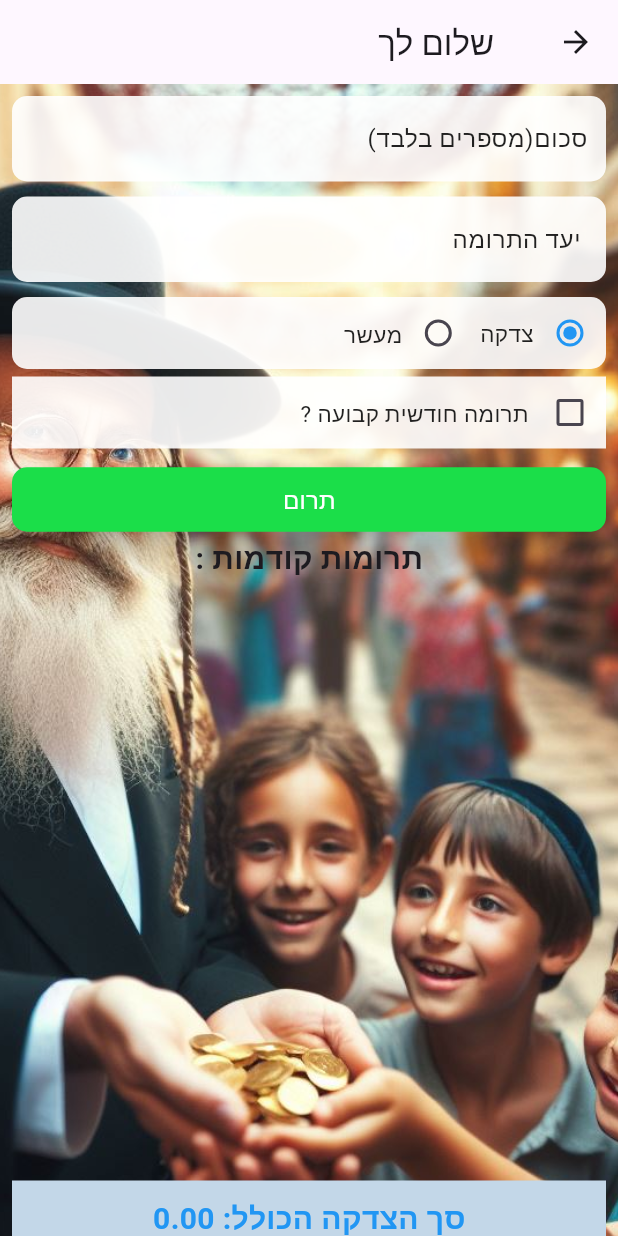
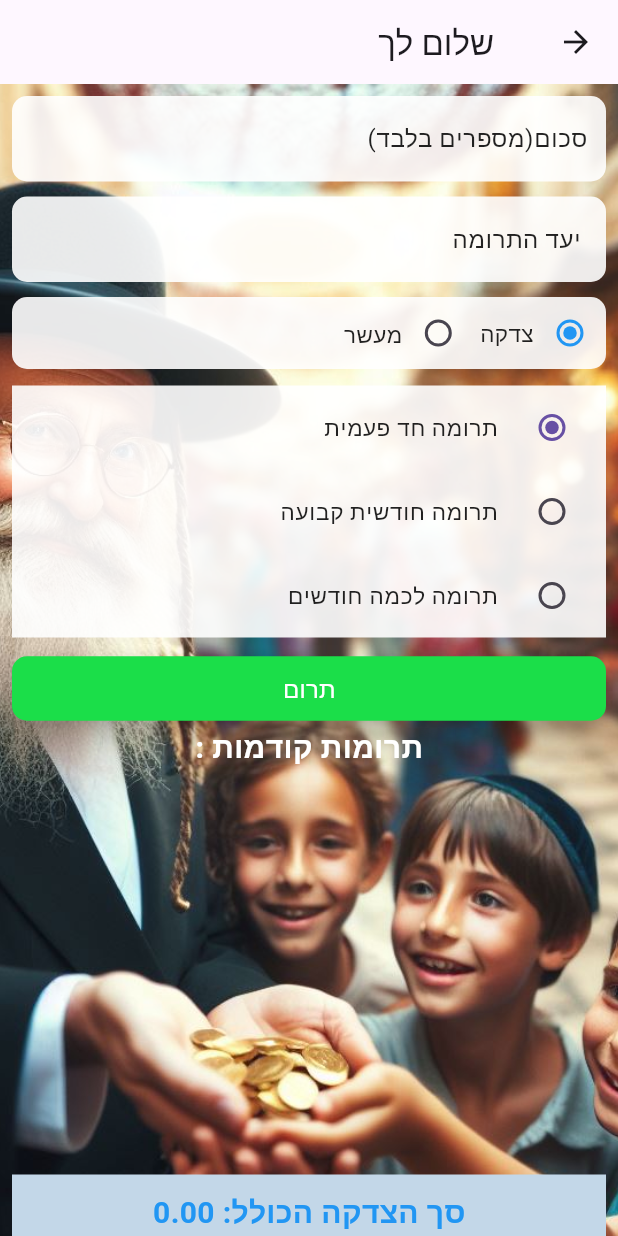
Before and after one commit to mendi-cohen/final-project-in-flutter, a Flutter app: the CharidyWidget screen opened directly with empty values, on a phone screen of 412 x 824 dp. Run offline on Flutter 3.47's test engine with Material 3 defaults, Android fonts, the phone set to English and light mode, and no system bars; network calls fail.

Commit message:
הוספת יכולות לצדקה

```diff
--- a/lib/MainPage/charidy.dart
+++ b/lib/MainPage/charidy.dart
@@ -7,6 +7,7 @@ import 'dart:convert';
 import '../Services/All.dart';
 import '../Services/Dialog.dart';
 import '../Services/deleted.dart';
+import '../MonthPickerWidget.dart';
 
 class CharidyWidget extends StatefulWidget {
   final Map<String, dynamic> userData;
@@ -18,9 +19,10 @@ class CharidyWidget extends StatefulWidget {
 class _CharidyWidgetState extends State<CharidyWidget> {
   final TextEditingController _amountController = TextEditingController();
   final TextEditingController _sourceController = TextEditingController();
-  bool _isMonthly = false;
   bool _isMaaserSelected = false;
   List<dynamic> dataList = [];
+  String? _selectedOption = 'חד פעמי';
+  String? _selectedMonth;
 
   Widget _buildTextField({
     required TextEditingController controller,
@@ -87,7 +89,13 @@ class _CharidyWidgetState extends State<CharidyWidget> {
     );
     return;
   }
-    final isMonthly = _isMonthly.toString();
+  String? postData;
+
+  if (_selectedOption == 'חד פעמי' || _selectedOption == 'חודשי קבוע') {
+    postData = _selectedOption;
+  } else if (_selectedOption == 'לכמה חודשים') {
+    postData = _selectedMonth;
+  }
 
   final response = await http.post(
     url,
@@ -95,7 +103,7 @@ class _CharidyWidgetState extends State<CharidyWidget> {
     body: jsonEncode({
       'charidy_value': amount,
       'resion': source,
-        'monstli': isMonthly,
+      'type': postData, // שליחת המידע הנכון לשרת
       'maaser_or_charidy': type,
       'user_id': widget.userData['user']['id']
     }),
@@ -107,13 +115,14 @@ class _CharidyWidgetState extends State<CharidyWidget> {
     _amountController.clear();
     _sourceController.clear();
      setState(() {
-        _isMonthly = false;
+    _selectedOption = 'חד פעמי';
   });
   } else {
     await DialogService.showMessageDialog(
         context, 'שגיאה', 'אירעה שגיאה בתהליך ההוספה של התרומה.', Colors.red);
   }
 }
+
 
 ///// הצגת כל התרומות החודשיות
 
@@ -205,31 +214,74 @@ class _CharidyWidgetState extends State<CharidyWidget> {
                 ],
               ),
             ),
-            const SizedBox(
-              height: 5,
-            ),
+            const SizedBox(height: 5),
+            const SizedBox(height: 6),
             Container(
               decoration: BoxDecoration(color: Colors.white.withOpacity(0.9)),
-                child: Row(
+              child: Column(
                 children: [
-                    Checkbox(
-                      value: _isMonthly,
-                      onChanged: (value) {
-                        setState(() {
-                          _isMonthly = value ?? false;
-                        });
-                      },
-                      activeColor: const Color.fromARGB(255, 40, 45, 203),
-                    ),
-                    const Text(
-                      ' תרומה חודשית קבועה ?',
+                  RadioListTile(
+                    title: const Text(
+                      'תרומה חד פעמית',
                       style: TextStyle(
                         color: Colors.black87,
                         fontSize: 15,
                       ),
                     ),
+                    value: 'חד פעמי',
+                    groupValue: _selectedOption,
+                    onChanged: (value) {
+                      setState(() {
+                        _selectedOption = value as String?;
+                        print('$_selectedOption');
+                      });
+                    },
+                  ),
+                  RadioListTile(
+                    title: const Text(
+                      'תרומה חודשית קבועה',
+                      style: TextStyle(
+                        color: Colors.black87,
+                        fontSize: 15,
+                      ),
+                    ),
+                    value: 'חודשי קבוע',
+                    groupValue: _selectedOption,
+                    onChanged: (value) {
+                      setState(() {
+                        _selectedOption = value as String?;
+                        print('$_selectedOption');
+                      });
+                    },
+                  ),
+                  RadioListTile(
+                    title: const Text(
+                      'תרומה לכמה חודשים',
+                      style: TextStyle(
+                        color: Colors.black87,
+                        fontSize: 15,
+                      ),
+                    ),
+                    value: 'לכמה חודשים',
+                    groupValue: _selectedOption,
+                    onChanged: (value) {
+                      setState(() {
+                        _selectedOption = value as String?;
+                        print('$_selectedOption');
+                      });
+                    },
+                  ),
+                  if (_selectedOption == 'לכמה חודשים')
+                    MonthPickerWidget(
+                      onMonthSelected: (selectedMonth) {
+                        setState(() {
+                          _selectedMonth = selectedMonth;
+                        });
+                      },
+                    ),
                 ],
-                )),
+              ),
+            ),
             const SizedBox(height: 10),
             ElevatedButton(
                 onPressed: () {
@@ -251,22 +303,27 @@ class _CharidyWidgetState extends State<CharidyWidget> {
             const Center(
               child: Text(
                 "תרומות קודמות :",
-                style: TextStyle(fontSize: 20, fontWeight: FontWeight.bold),
+                style: TextStyle(
+                    fontSize: 20,
+                    fontWeight: FontWeight.bold,
+                    color: Colors.white),
               ),
             ),
-            SizedBox(
-              height: 400,
-              child: ListView.builder(
-                scrollDirection: Axis.vertical,
-                shrinkWrap: true,
-                itemCount: dataList.length,
-                itemBuilder: (BuildContext context, int index) {
+            Container(
+                height: 270,
+                child: SingleChildScrollView(
+                  scrollDirection: Axis.horizontal,
+                  child: Row(
+                    children: dataList.map((item) {
                       String formattedDate = DateFormat('dd/MM/yyyy')
-                      .format(DateTime.parse(dataList[index]['createdAt']));
-                  return Card(
+                          .format(DateTime.parse(item['createdAt']));
+                      return Container(
+                        width: MediaQuery.of(context).size.width,
+                        height: 150,
+                        padding: const EdgeInsets.symmetric(
+                            horizontal: 16, vertical: 6),
+                        child: Card(
                           elevation: 4,
-                    margin:
-                        const EdgeInsets.symmetric(vertical: 6, horizontal: 16),
                           shape: RoundedRectangleBorder(
                             borderRadius: BorderRadius.circular(12),
                           ),
@@ -275,17 +332,21 @@ class _CharidyWidgetState extends State<CharidyWidget> {
                             tileColor: Colors.white.withOpacity(0.1),
                             textColor: Colors.lightGreen,
                             title: Text(
-                        'סכום התרומה: ${dataList[index]['charidy_value']} ש"ח',
+                              'סכום התרומה: ${item['charidy_value']} ש"ח',
                               style: const TextStyle(
-                            fontWeight: FontWeight.bold, fontSize: 18),
+                                fontWeight: FontWeight.bold,
+                                fontSize: 18,
+                              ),
                             ),
                             subtitle: Column(
                               crossAxisAlignment: CrossAxisAlignment.start,
                               children: [
                                 Text(
-                            ' יעד : ${dataList[index]['resion']}',
+                                  ' יעד : ${item['resion']}',
                                   style: const TextStyle(
-                                fontStyle: FontStyle.italic, fontSize: 15),
+                                    fontStyle: FontStyle.italic,
+                                    fontSize: 15,
+                                  ),
                                 ),
                                 const SizedBox(height: 4),
                                 Text(
@@ -297,11 +358,16 @@ class _CharidyWidgetState extends State<CharidyWidget> {
                                 ),
                               ],
                             ),
-                    trailing: DelWidget(ObjectId: dataList[index]['id'].toString(), path:'charidy')),
-                  );
-                },
+                            trailing: DelWidget(
+                              ObjectId: item['id'].toString(),
+                              path: 'charidy',
                             ),
                           ),
+                        ),
+                      );
+                    }).toList(),
+                  ),
+                )),
             All.buildTotalIncome(dataList, 'סך הצדקה הכולל', 'charidy_value'),
           ],
         ),
```
Also changed, not shown: lib/MonthPickerWidget.dart (added, +66 -0 lines), lib/main.dart (+4 -12 lines). Lines whose indentation alone changed are shown as unchanged.
